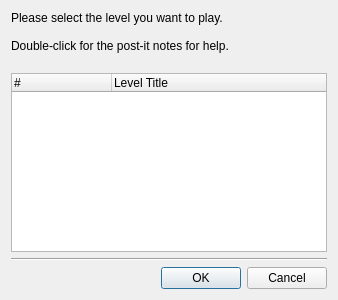
The window that newgui/view/ChooseLevel.ui (the-butterfly-effect/tbe) describes before a commit, drawn with Qt 5.
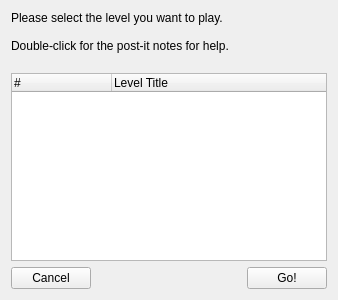
The same window after the commit. Icons and pictures are not drawn. Custom widgets are drawn as their Qt base class.

Commit message: Move ChooseLevel to AnimatedDialog.

```diff
--- a/newgui/view/ChooseLevel.ui
+++ b/newgui/view/ChooseLevel.ui
@@ -16,6 +16,9 @@
   <property name="windowTitle">
    <string>Choose your game!</string>
   </property>
+  <property name="autoFillBackground">
+   <bool>true</bool>
+  </property>
   <layout class="QVBoxLayout" name="verticalLayout">
    <item>
     <widget class="QLabel" name="label">
@@ -48,27 +51,52 @@
     </widget>
    </item>
    <item>
-    <widget class="Line" name="line">
-     <property name="orientation">
-      <enum>Qt::Horizontal</enum>
-     </property>
-    </widget>
-   </item>
-   <item>
-    <widget class="QDialogButtonBox" name="buttonBox">
-     <property name="styleSheet">
-      <string notr="true">background: url(:/button.png);</string>
-     </property>
-     <property name="orientation">
-      <enum>Qt::Horizontal</enum>
-     </property>
-     <property name="standardButtons">
-      <set>QDialogButtonBox::Cancel|QDialogButtonBox::Ok</set>
-     </property>
-    </widget>
+    <layout class="QHBoxLayout" name="horizontalLayout">
+     <item>
+      <widget class="QPushButton" name="pushButton_cancel">
+       <property name="styleSheet">
+        <string notr="true">background: url(:/button.png);</string>
+       </property>
+       <property name="text">
+        <string>Cancel</string>
+       </property>
+      </widget>
+     </item>
+     <item>
+      <spacer name="horizontalSpacer">
+       <property name="orientation">
+        <enum>Qt::Horizontal</enum>
+       </property>
+       <property name="sizeHint" stdset="0">
+        <size>
+         <width>40</width>
+         <height>20</height>
+        </size>
+       </property>
+      </spacer>
+     </item>
+     <item>
+      <widget class="QPushButton" name="pushButton_go">
+       <property name="styleSheet">
+        <string notr="true">background: url(:/button.png);</string>
+       </property>
+       <property name="text">
+        <string>Go!</string>
+       </property>
+      </widget>
+     </item>
+    </layout>
    </item>
   </layout>
  </widget>
+ <customwidgets>
+  <customwidget>
+   <class>AnimatedDialog</class>
+   <extends>QWidget</extends>
+   <header>animateddialog.h</header>
+   <container>1</container>
+  </customwidget>
+ </customwidgets>
  <resources/>
  <connections>
   <connection>
```
Left out of the diff: 40 changed lines with no effect on the pictures. The commit also changes 6 other files.
